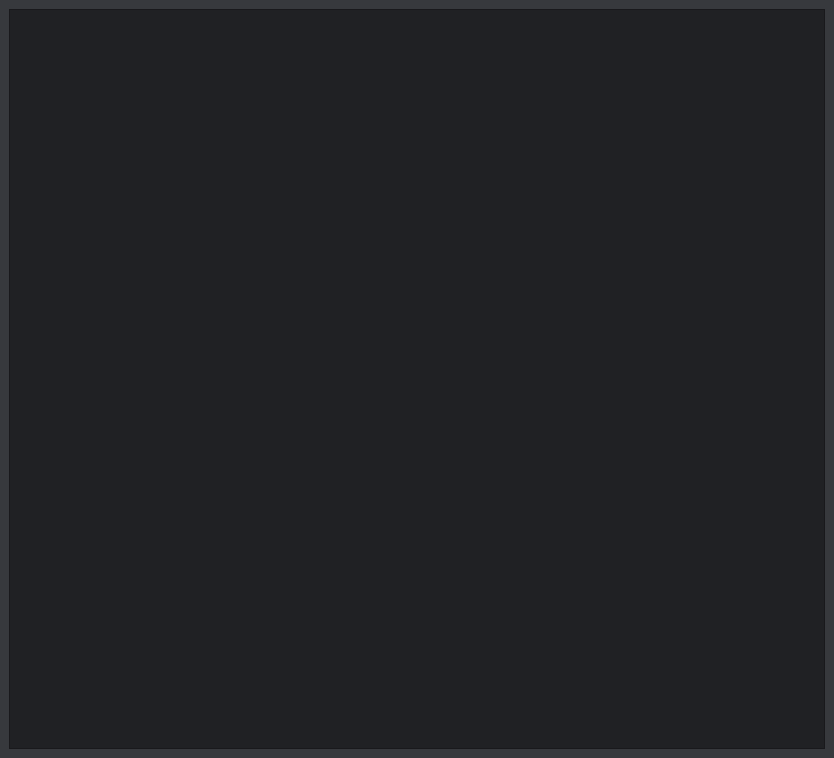
The window that client/uic_files/main.ui (radyshenkya/fastnote) describes before a commit, drawn with Qt 5.
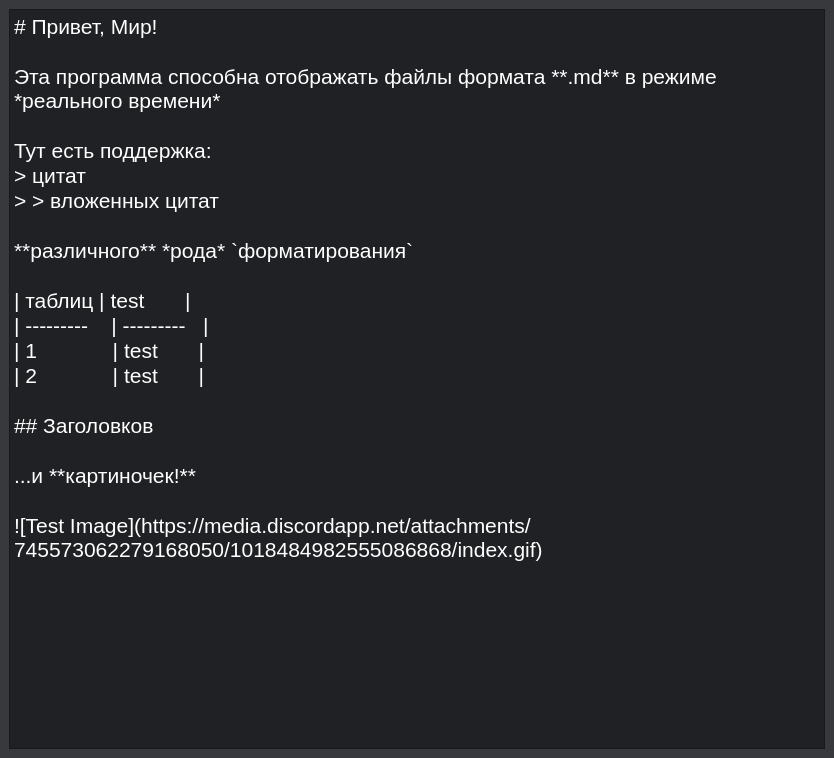
The same window after the commit.

```diff
--- a/client/uic_files/main.ui
+++ b/client/uic_files/main.ui
@@ -36,12 +36,39 @@
           <height>0</height>
          </size>
         </property>
+        <property name="font">
+         <font>
+          <pointsize>16</pointsize>
+         </font>
+        </property>
         <property name="styleSheet">
          <string notr="true">* {
 	background-color: rgb(32, 33, 36);
 	color: #fff;
 }</string>
         </property>
+        <property name="plainText">
+         <string># Привет, Мир!
+
+Эта программа способна отображать файлы формата **.md** в режиме *реального времени*
+
+Тут есть поддержка:
+&gt; цитат
+&gt; &gt; вложенных цитат
+
+**различного** *рода* `форматирования`
+
+| таблиц | test       |
+| ---------    | ---------   |
+| 1             | test       |
+| 2             | test       | 
+
+## Заголовков
+
+...и **картиночек!**  
+
+![Test Image](https://media.discordapp.net/attachments/745573062279168050/1018484982555086868/index.gif)</string>
+        </property>
        </widget>
       </item>
      </layout>
```
